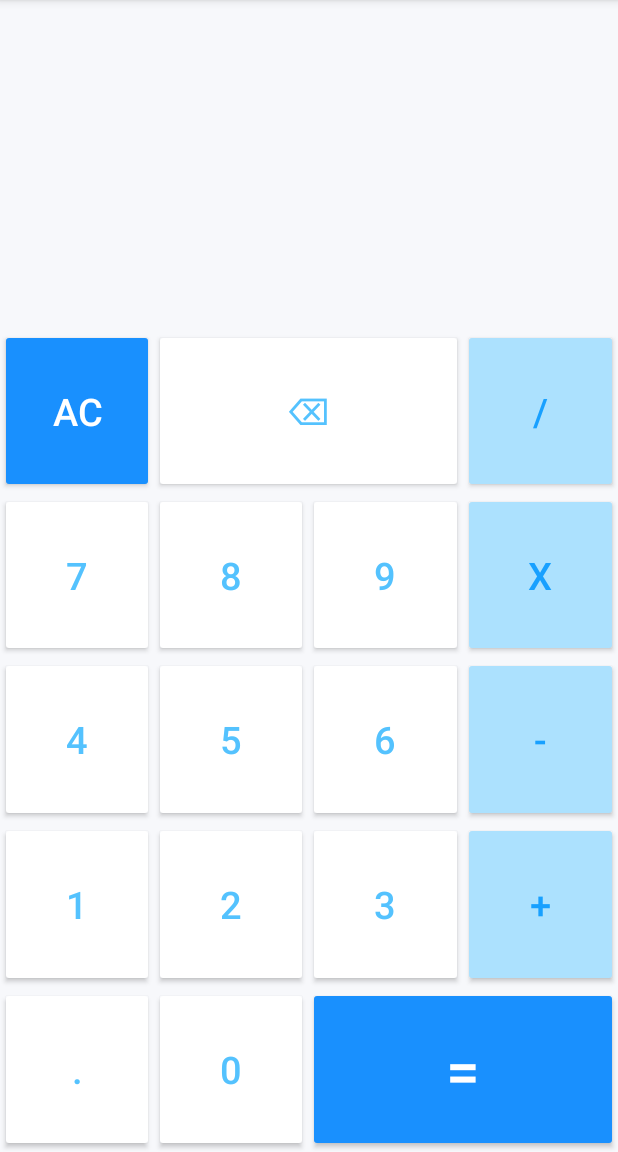
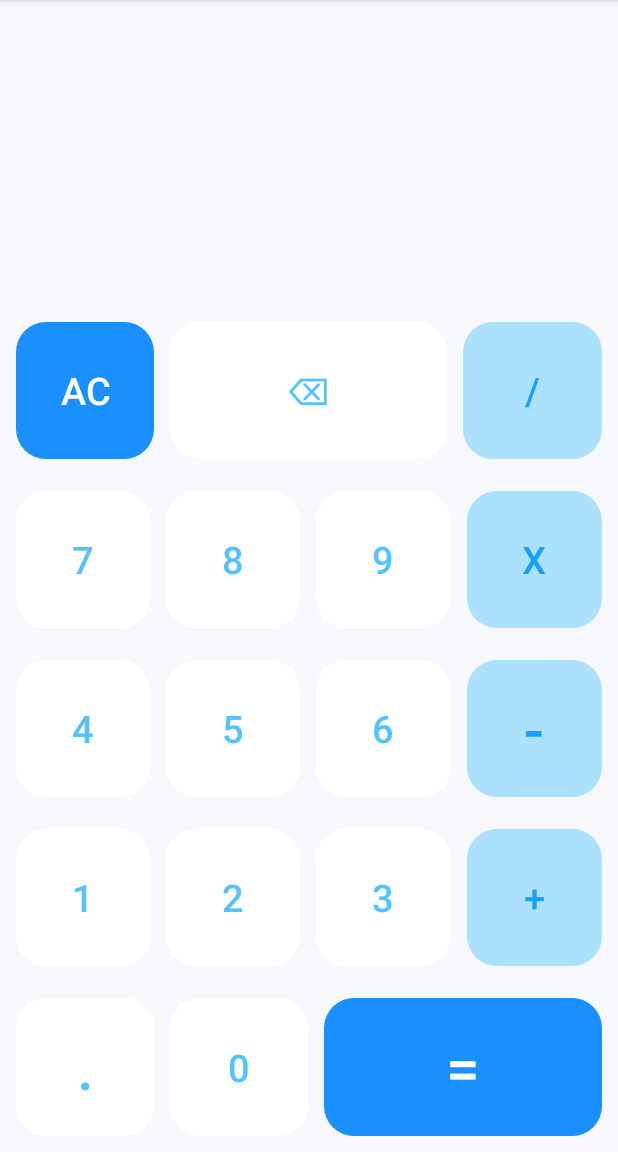
Before and after one commit to irishmicoletcando/skyLarkCalculator, an Android app: the screen it shows after launch (MainActivity), on a phone screen of 412 x 824 dp, the part 84-1236 px from its top. Run offline under Robolectric (Android 15) with nearby library versions, the phone set to English and light mode, and no system bars.

Commit message:
Add margin and corner radius in every button

```diff
--- /dev/null
+++ b/app/src/main/res/drawable/button_radius.xml
@@ -0,0 +1,4 @@
+<?xml version="1.0" encoding="utf-8"?>
+<shape xmlns:android="http://schemas.android.com/apk/res/android">
+    <corners android:radius="20dp" />
+</shape>
--- a/app/src/main/res/layout/activity_main.xml
+++ b/app/src/main/res/layout/activity_main.xml
@@ -52,10 +52,11 @@
     <LinearLayout
         style="@style/buttonRow">
 
+
         <Button
             style="@style/buttonEqualsAndAC"
             android:onClick="allClearAction"
-            android:text="AC"/>
+            android:text="AC" />
         <Button
             style="@style/buttonNumber"
             android:onClick="backSpaceAction"
@@ -100,7 +101,8 @@
             android:text="6" />
         <Button
             style="@style/buttonOperator"
-            android:text="-"/>
+            android:text="-"
+            android:textSize="40dp"/>
 
     </LinearLayout>
 
@@ -127,7 +129,8 @@
 
         <Button
             style="@style/buttonNumber"
-            android:text="."/>
+            android:text="."
+            android:textSize="40dp"/>
         <Button
             style="@style/buttonNumber"
             android:text="0"/>
--- a/app/src/main/res/values/styles.xml
+++ b/app/src/main/res/values/styles.xml
@@ -4,7 +4,8 @@
         <item name="android:layout_weight">1</item>
         <item name="android:layout_width">match_parent</item>
         <item name="android:layout_height">0dp</item>
-        <item name="cornerRadius">50dp</item>
+        <item name="android:background">@drawable/button_radius</item>
+        <item name="android:layout_margin">5dp</item>
     </style>
 
     <style name="buttonNumber">
@@ -15,7 +16,8 @@
         <item name="android:textSize">25sp</item>
         <item name="android:textColor">@color/numbersFontColor</item>
         <item name="android:onClick">numberAction</item>
-        <item name="cornerRadius">50dp</item>
+        <item name="android:background">@drawable/button_radius</item>
+        <item name="android:layout_margin">5dp</item>
     </style>
 
     <style name="buttonOperator">
@@ -26,7 +28,8 @@
         <item name="android:textSize">25sp</item>
         <item name="android:textColor">@color/operationsFontColor</item>
         <item name="android:onClick">operationAction</item>
-        <item name="cornerRadius">50dp</item>
+        <item name="android:background">@drawable/button_radius</item>
+        <item name="android:layout_margin">5dp</item>
     </style>
 
     <style name="buttonEqualsAndAC">
@@ -37,7 +40,8 @@
         <item name="android:textSize">25sp</item>
         <item name="android:textColor">@color/white</item>
         <item name="android:onClick">operationAction</item>
-        <item name="cornerRadius">50dp</item>
+        <item name="android:background">@drawable/button_radius</item>
+        <item name="android:layout_margin">5dp</item>
     </style>
 
 </resources>
```
